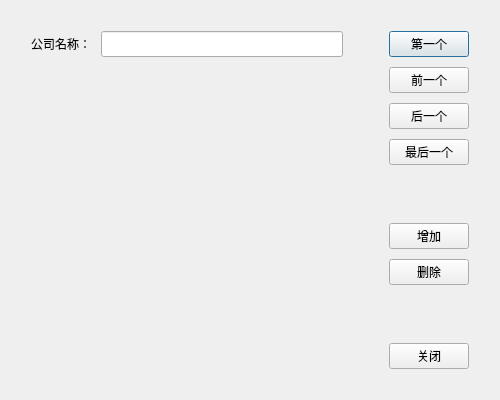
Old version of the form companyedit.ui in the repository hbsxcjp/yingji.
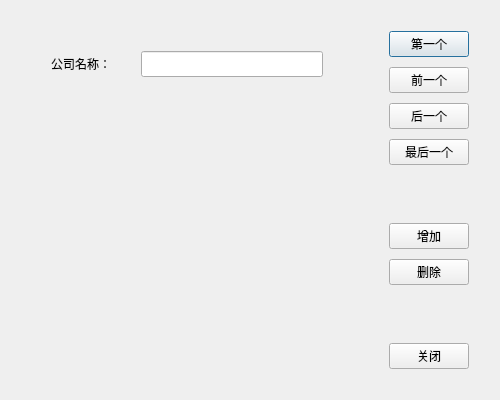
New version of the form.

```diff
--- a/companyedit.ui
+++ b/companyedit.ui
@@ -38,8 +38,35 @@
      </property>
      <item>
       <layout class="QHBoxLayout" name="horizontalLayout_3">
+       <property name="spacing">
+        <number>10</number>
+       </property>
+       <property name="leftMargin">
+        <number>20</number>
+       </property>
+       <property name="topMargin">
+        <number>20</number>
+       </property>
+       <property name="rightMargin">
+        <number>20</number>
+       </property>
+       <property name="bottomMargin">
+        <number>20</number>
+       </property>
        <item>
         <widget class="QLabel" name="label">
+         <property name="minimumSize">
+          <size>
+           <width>80</width>
+           <height>0</height>
+          </size>
+         </property>
+         <property name="maximumSize">
+          <size>
+           <width>120</width>
+           <height>16777215</height>
+          </size>
+         </property>
          <property name="text">
           <string>公司名称：</string>
          </property>
```
